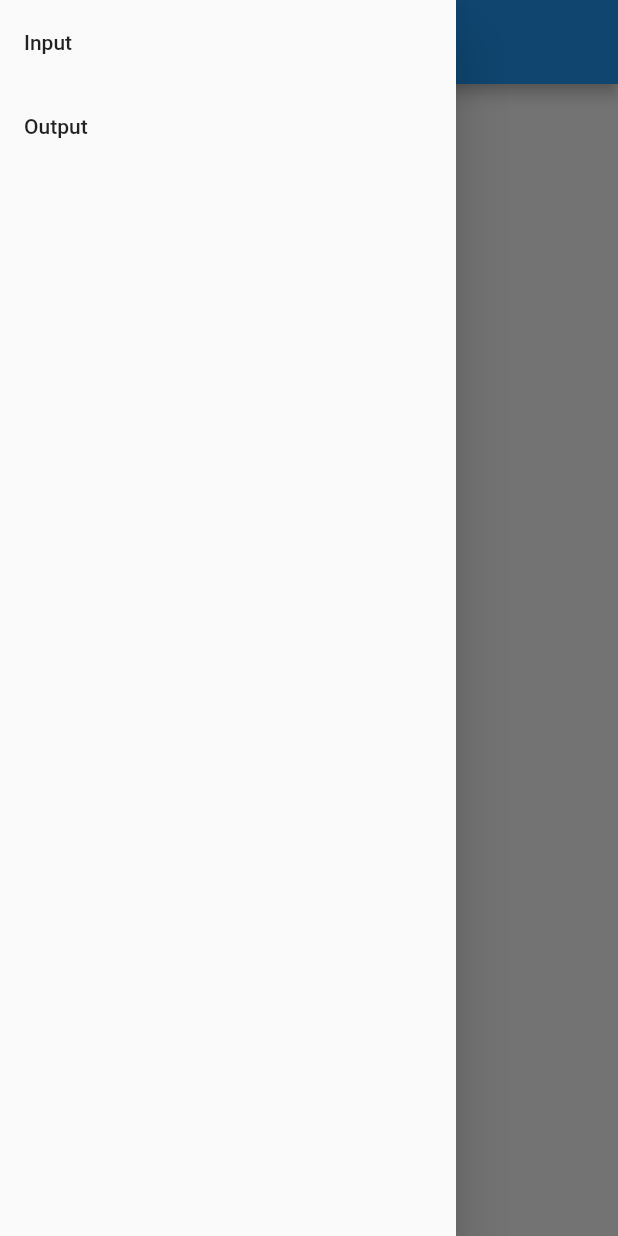
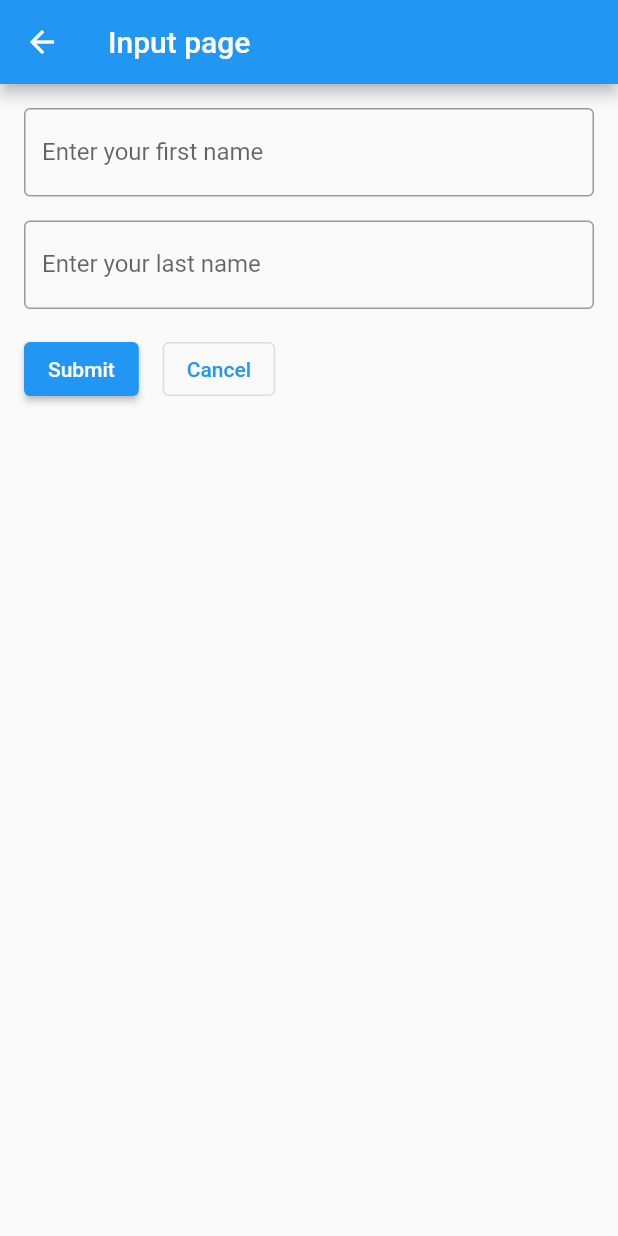
Before and after one commit to Oleksii-Milkov/Test-task, a Flutter app: the screen it shows after launch, in the side drawer, after a tap on "Input", on a phone screen of 412 x 824 dp. Run offline on Flutter 3.47's test engine with Material 2 defaults, Android fonts, the phone set to English and light mode, and no system bars.

Commit message:
Implemented navigation and two pages.

```diff
--- /dev/null
+++ b/lib/input/form.dart
@@ -0,0 +1,83 @@
+import 'package:flutter/material.dart';
+import 'package:test_task/output_page.dart';
+
+class InputForm extends StatefulWidget {
+  const InputForm({Key? key}) : super(key: key);
+
+  @override
+  InputFormState createState() {
+    return InputFormState();
+  }
+}
+
+class InputFormState extends State<InputForm> {
+  final _formKey = GlobalKey<FormState>();
+
+  final _firstName = TextEditingController();
+  final _lastName = TextEditingController();
+
+  @override
+  Widget build(BuildContext context) {
+    return Form(
+      key: _formKey,
+      child: Column(
+        children: <Widget>[
+          TextFormField(
+            decoration: const InputDecoration(
+                border: OutlineInputBorder(),
+                labelText: "Enter your first name"),
+            validator: (value) {
+              if (value == null || value.isEmpty) {
+                return "Not valid";
+              }
+              return null;
+            },
+            controller: _firstName,
+          ),
+          Padding(
+            padding: const EdgeInsets.symmetric(vertical: 16, horizontal: 0),
+            child: TextFormField(
+              decoration: const InputDecoration(
+                  border: OutlineInputBorder(),
+                  labelText: "Enter your last name"),
+              validator: (value) {
+                if (value == null || value.isEmpty) {
+                  return "Not valid";
+                }
+                return null;
+              },
+              controller: _lastName,
+            ),
+          ),
+          Row(
+            children: <Widget>[
+              ElevatedButton(
+                onPressed: () {
+                  if (_formKey.currentState!.validate()) {
+                    Navigator.push(
+                      context,
+                      MaterialPageRoute(builder: (context) {
+                        return OutputPage(
+                            fullName: _firstName.text + " " + _lastName.text);
+                      }),
+                    );
+                  }
+                },
+                child: const Text("Submit"),
+              ),
+              Padding(
+                padding: const EdgeInsets.only(left: 16),
+                child: OutlinedButton(
+                  onPressed: () {
+                    Navigator.pop(context);
+                  },
+                  child: const Text("Cancel"),
+                ),
+              ),
+            ],
+          ),
+        ],
+      ),
+    );
+  }
+}
--- /dev/null
+++ b/lib/input/input_page.dart
@@ -0,0 +1,19 @@
+import 'package:flutter/material.dart';
+import 'package:test_task/input/form.dart';
+
+class InputPage extends StatelessWidget {
+  const InputPage({Key? key}) : super(key: key);
+
+  @override
+  Widget build(BuildContext context) {
+    return Scaffold(
+      appBar: AppBar(
+        title: const Text("Input page"),
+      ),
+      body: const Padding(
+        padding: EdgeInsets.all(16),
+        child: InputForm(),
+      ),
+    );
+  }
+}
```
Also changed, not shown: lib/main.dart (+20 -27 lines), lib/output_page.dart (added, +19 -0 lines).
